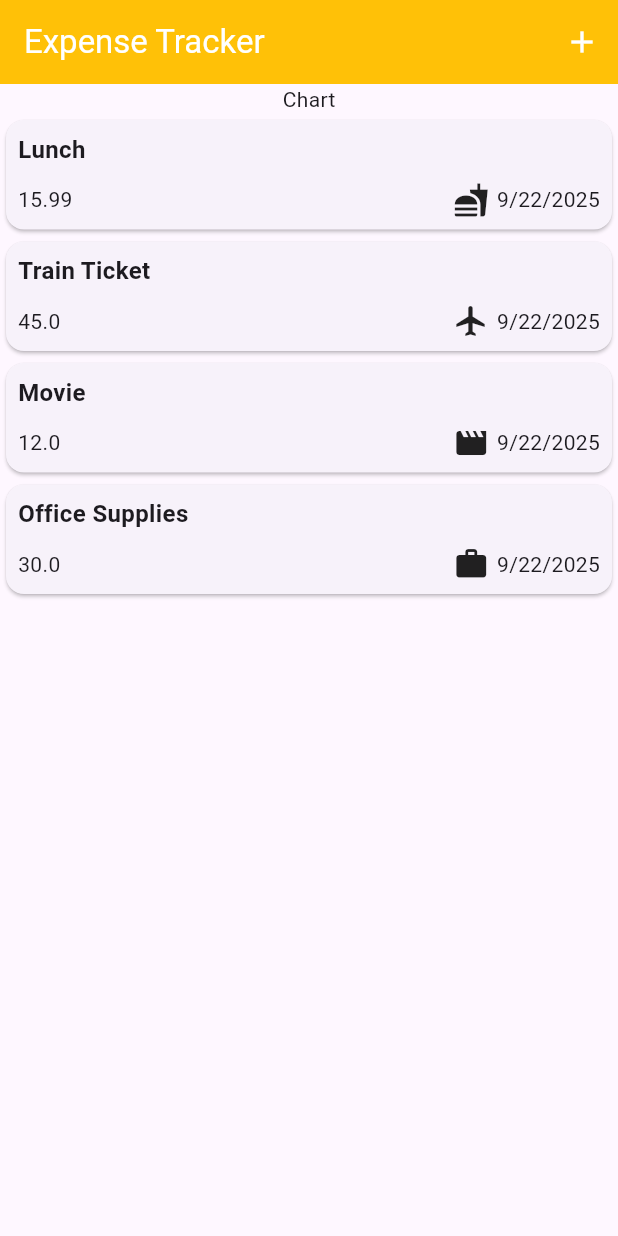
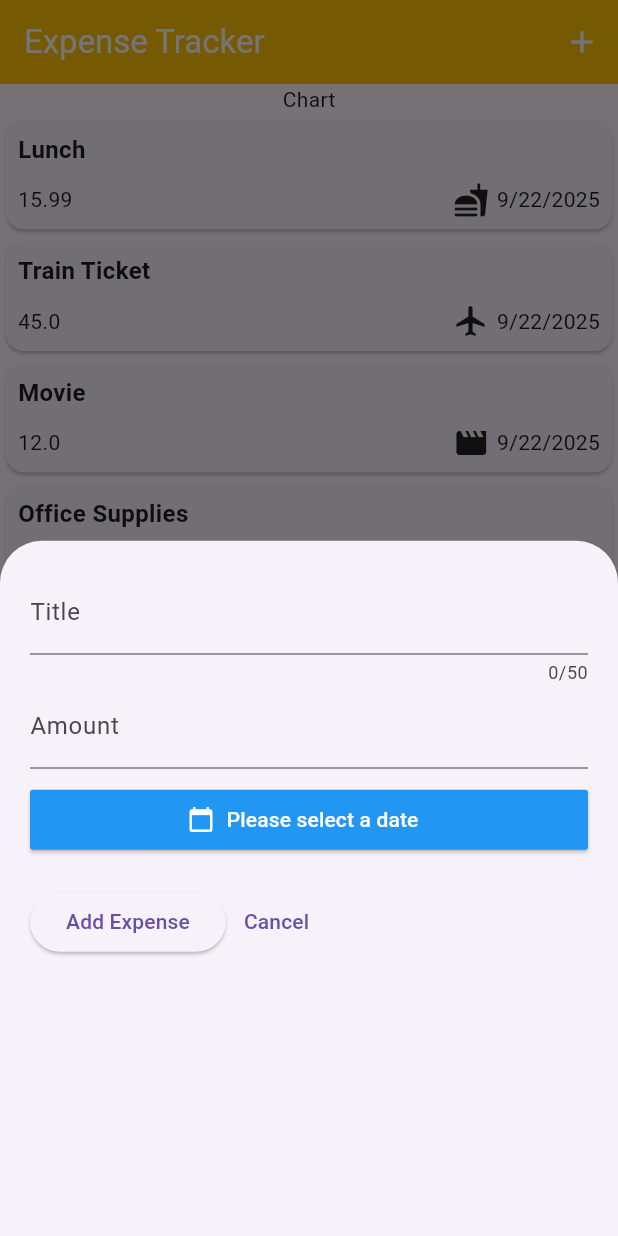
Before and after one commit to jobstefan773/expense_tracker, a Flutter app: the screen it shows after launch, after a tap on the "add" icon, on a phone screen of 412 x 824 dp. Run offline on Flutter 3.47's test engine with Material 3 defaults, Android fonts, the phone set to English and light mode, and no system bars.

Commit message:
Add NewExpense widget and implement expense entry functionality

```diff
--- a/lib/expense.dart
+++ b/lib/expense.dart
@@ -1,3 +1,4 @@
+import 'package:expense_tracker/new_expense.dart';
 import 'package:expense_tracker/widgets/expense_item_widget.dart';
 import 'package:flutter/material.dart';
 import 'model/expense_item.dart';
@@ -10,6 +11,14 @@ class Expense extends StatefulWidget {
 }
 
 class _ExpenseState extends State<Expense> {
+  void _showExpense() {
+    showModalBottomSheet(
+      useSafeArea: true,
+      context: context,
+      builder: (ctx) => NewExpense(),
+    );
+  }
+
   @override
   Widget build(BuildContext context) {
     List<ExpenseItem> expenseItems = [
@@ -38,8 +47,7 @@ class _ExpenseState extends State<Expense> {
         date: DateTime.now(),
       ),
     ];
-    return MaterialApp(
-      home: Scaffold(
+    return Scaffold(
       appBar: AppBar(
         title: const Text(
           'Expense Tracker',
@@ -47,7 +55,9 @@ class _ExpenseState extends State<Expense> {
         ),
         actions: [
           IconButton(
-              onPressed: () {},
+            onPressed: () {
+              _showExpense();
+            },
             icon: const Icon(
               Icons.add,
               color: Colors.white,
@@ -69,7 +79,6 @@ class _ExpenseState extends State<Expense> {
           ),
         ],
       ),
-      ),
     );
   }
 }
--- a/lib/main.dart
+++ b/lib/main.dart
@@ -2,5 +2,5 @@ import 'package:expense_tracker/expense.dart';
 import 'package:flutter/material.dart';
 
 void main() {
-  runApp(const Expense());
+  runApp(MaterialApp(home: const Expense()));
 }
--- /dev/null
+++ b/lib/new_expense.dart
@@ -0,0 +1,92 @@
+import 'package:flutter/material.dart';
+import 'package:intl/intl.dart';
+
+class NewExpense extends StatefulWidget {
+  @override
+  State<NewExpense> createState() => _NewExpenseState();
+}
+
+class _NewExpenseState extends State<NewExpense> {
+  final _titleEditingController = TextEditingController();
+  String _pickedDate = 'Please select a date';
+
+  @override
+  void dispose() {
+    _titleEditingController.dispose();
+    super.dispose();
+  }
+
+  void _showDatePopup() async {
+    final pickedDate = await showDatePicker(
+      context: context,
+      initialDate: DateTime.now(),
+      firstDate: DateTime.now().subtract(const Duration(days: 30)),
+      lastDate: DateTime.now(),
+    );
+
+    if (pickedDate != null) {
+      final formatter = DateFormat.yMd();
+      setState(() {
+        _pickedDate = formatter.format(pickedDate);
+      });
+    }
+  }
+
+  @override
+  Widget build(BuildContext context) {
+    return Padding(
+      padding: const EdgeInsets.all(20.0),
+      child: Column(
+        crossAxisAlignment: CrossAxisAlignment.stretch,
+        children: [
+          TextField(
+            controller: _titleEditingController,
+            decoration: const InputDecoration(labelText: 'Title'),
+            keyboardType: TextInputType.text,
+            maxLength: 50,
+          ),
+          const TextField(
+            decoration: InputDecoration(labelText: 'Amount', prefixText: '\$'),
+            keyboardType: TextInputType.number,
+          ),
+          const SizedBox(height: 10),
+          ElevatedButton.icon(
+            onPressed: () {
+              _showDatePopup();
+            },
+            label: Text(
+              _pickedDate,
+              textAlign: TextAlign.left,
+              style: const TextStyle(color: Colors.white),
+            ),
+            icon: const Icon(Icons.calendar_today),
+            style: ElevatedButton.styleFrom(
+              backgroundColor: Colors.blue,
+              foregroundColor: Colors.white,
+              shape: RoundedRectangleBorder(
+                borderRadius: BorderRadius.circular(2.0),
+              ),
+            ),
+          ),
+          const SizedBox(height: 20),
+          Row(
+            children: [
+              ElevatedButton(
+                onPressed: () {
+                  print(_titleEditingController.text);
+                },
+                child: const Text('Add Expense'),
+              ),
+              TextButton(
+                onPressed: () {
+                  Navigator.pop(context);
+                },
+                child: const Text('Cancel'),
+              ),
+            ],
+          ),
+        ],
+      ),
+    );
+  }
+}
```
Lines whose indentation alone changed are shown as unchanged.
